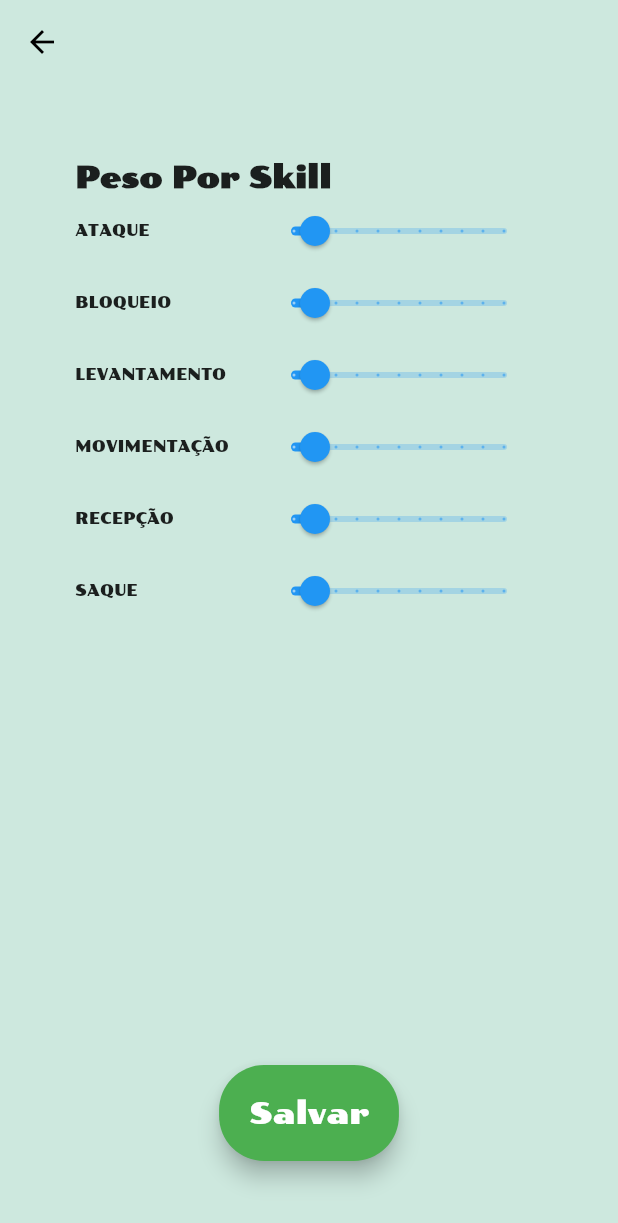
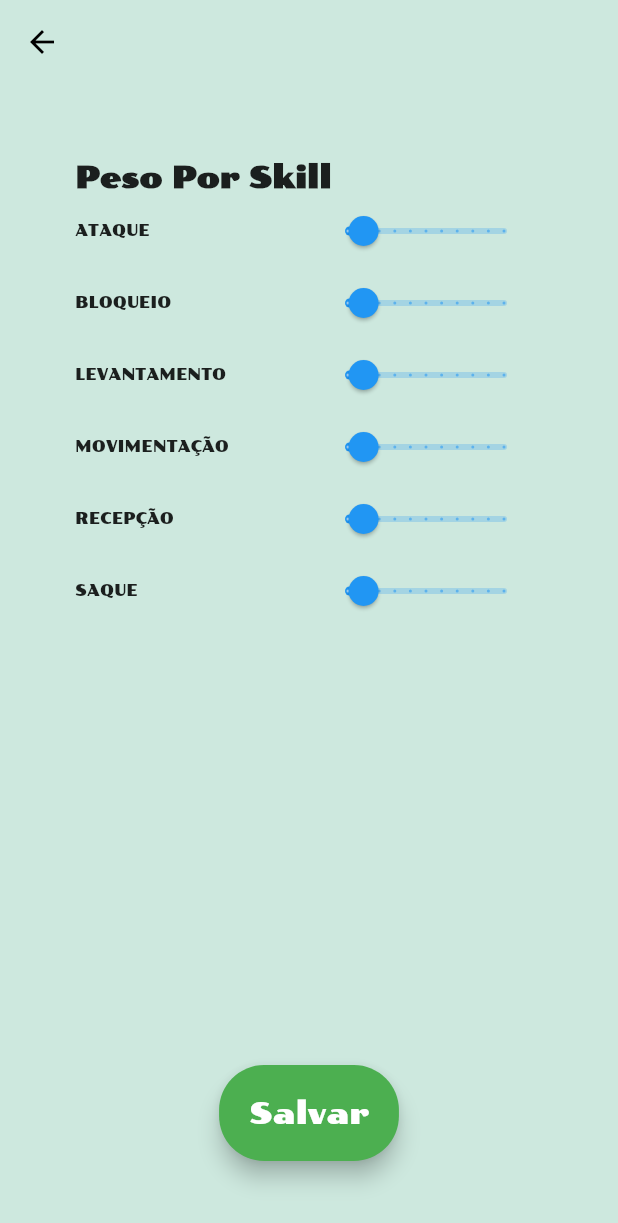
Before and after one commit to felipebma/voleizinho, a Flutter app: the SettingsScreen screen opened by its route, on a phone screen of 412 x 824 dp. Shown: the top 1223 px of the screen. Run offline on Flutter 3.47's test engine with Material 2 defaults, Android fonts, the phone set to English and light mode, and no system bars; our stand-ins replace flutter_rating_bar, objectbox, shared_preferences; accounts and stored records are empty; generated files the repository leaves out were written again.

```diff
--- a/lib/main.dart
+++ b/lib/main.dart
@@ -11,6 +11,7 @@ import 'package:voleizinho/screens/players_screen.dart';
 import 'package:voleizinho/screens/settings_screen.dart';
 import 'package:voleizinho/screens/team_creation_screen.dart';
 import 'package:voleizinho/screens/teams_view_screen.dart';
+import 'package:voleizinho/services/team_match_service.dart';
 import 'package:voleizinho/services/user_preferences.dart';
 
 late ObjectBox objectBox;
@@ -21,6 +22,7 @@ Future<void> main() async {
 
   StoreRepository storeRepository = StoreRepository();
   await storeRepository.initStore();
+  await TeamMatchService.loadStoredTeams();
   objectBox = await ObjectBox.create();
   Box<Player> playerBox = objectBox.store.box<Player>();
   PlayerRepository.init(playerBox);
--- a/lib/screens/home_screen.dart
+++ b/lib/screens/home_screen.dart
@@ -1,6 +1,5 @@
 import 'package:flutter/material.dart';
 import 'package:voleizinho/components/menu_button.dart';
-import 'package:voleizinho/screens/teams_view_screen.dart';
 import 'package:voleizinho/services/user_preferences.dart';
 
 class HomeScreen extends StatelessWidget {
@@ -59,9 +58,7 @@ class HomeScreen extends StatelessWidget {
                       UserPreferences.getTeams().then(
                         (value) {
                           if (value.isNotEmpty) {
-                            Navigator.pushNamed(context, "/teams_view",
-                                arguments:
-                                    TeamsViewScreenArguments(teams: value));
+                            Navigator.pushNamed(context, "/teams_view");
                           } else {
                             Navigator.pushNamed(context, "/team_creation");
                           }
--- a/lib/screens/settings_screen.dart
+++ b/lib/screens/settings_screen.dart
@@ -109,9 +109,12 @@ class SkillGauge extends StatelessWidget {
     return Row(
       mainAxisAlignment: MainAxisAlignment.spaceBetween,
       children: [
-        Text(label,
+        Expanded(
+          child: Text(label,
               style: const TextStyle(fontSize: 10, fontFamily: "poller_one")),
-        Slider(
+        ),
+        Expanded(
+          child: Slider(
             value: value.toDouble(),
             min: 0,
             max: 10,
@@ -119,6 +122,7 @@ class SkillGauge extends StatelessWidget {
             label: value.toString(),
             onChanged: onChanged,
           ),
+        ),
       ],
     );
   }
```
Also changed, not shown: lib/screens/team_creation_screen.dart (+5 -9 lines), lib/screens/teams_view_screen.dart (+3 -10 lines), lib/services/team_match_service.dart (+16 -10 lines). Lines whose indentation alone changed are shown as unchanged.
